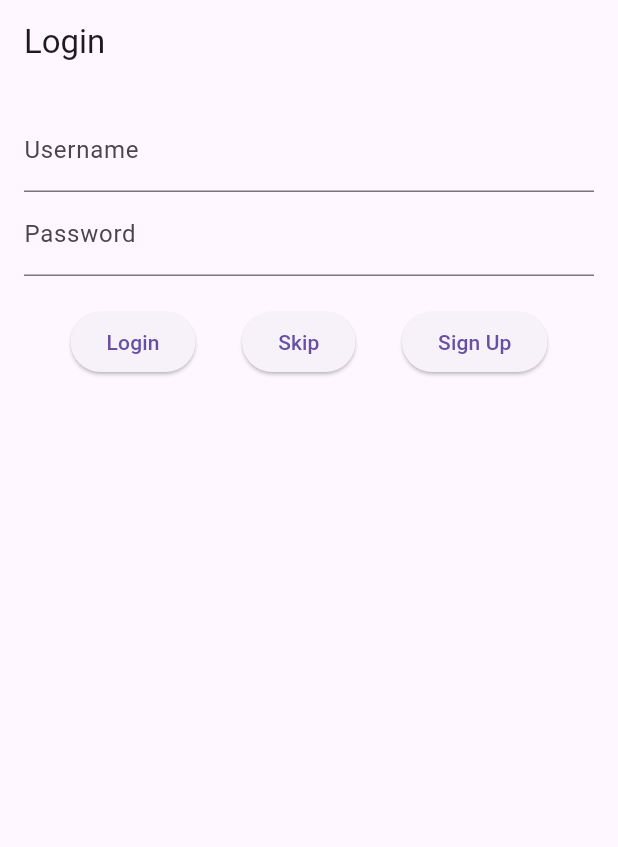
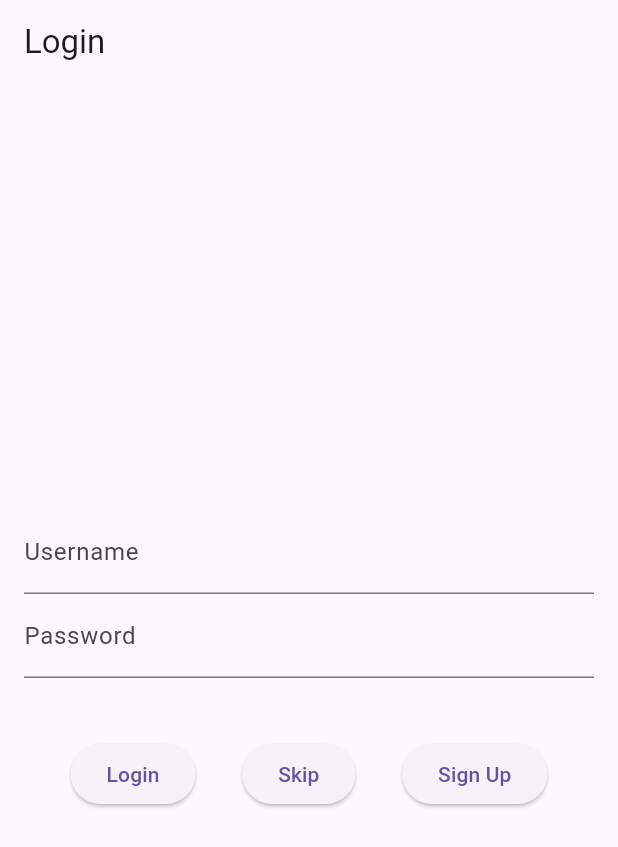
Before and after one commit to engnouran12/movie_app, a Flutter app: the screen it shows after launch, on a phone screen of 412 x 824 dp. Shown: the top 847 px of the screen. Run offline on Flutter 3.47's test engine with Material 3 defaults, Android fonts, the phone set to English and light mode, and no system bars; our stand-ins replace bloc, equatable, flutter_bloc, shared_preferences; network calls fail; statements that could not run were skipped.

Commit message:
vailidate login

```diff
--- a/lib/features/Auth_features/presentation/screens/login.dart
+++ b/lib/features/Auth_features/presentation/screens/login.dart
@@ -4,7 +4,6 @@ import 'package:movie_app/features/Auth_features/presentation/cubit/auth_cubit.d
 import 'package:movie_app/features/Auth_features/presentation/cubit/auth_state.dart';
 import 'package:movie_app/features/Auth_features/presentation/screens/signup.dart';
 import 'package:movie_app/features/home_feature/presention/screens/home.dart';
-import 'package:movie_app/features/now.dart';
 
 class LoginScreen extends StatefulWidget {
   const LoginScreen({super.key});
@@ -14,16 +13,19 @@ class LoginScreen extends StatefulWidget {
 }
 
 class _LoginScreenState extends State<LoginScreen> {
+  final GlobalKey<FormState> _formKey = GlobalKey<FormState>();
   final TextEditingController usernameController = TextEditingController();
   final TextEditingController passwordController = TextEditingController();
   bool isLoading = false;
   String? errorMessage;
 
   void _login() {
+    if (_formKey.currentState?.validate() ?? false) {
       final username = usernameController.text;
       final password = passwordController.text;
 
       context.read<AuthCubit>().login(username, password);
+    }
   }
 
   void _skipLogin() {
@@ -34,8 +36,25 @@ class _LoginScreenState extends State<LoginScreen> {
 
   void _navigateToSignUp() {
     Navigator.of(context).push(
-      MaterialPageRoute(builder: (context) => SignUpScreen()),
+      MaterialPageRoute(builder: (context) => const SignUpScreen()),
     );
+  }
+
+  String? _validateUsername(String? value) {
+    if (value == null || value.isEmpty) {
+      return 'Username is required';
+    }
+    return null;
+  }
+
+  String? _validatePassword(String? value) {
+    if (value == null || value.isEmpty) {
+      return 'Password is required';
+    }
+    if (value.length < 6) {
+      return 'Password must be at least 6 characters long';
+    }
+    return null;
   }
 
   @override
@@ -46,6 +65,17 @@ class _LoginScreenState extends State<LoginScreen> {
       ),
       body: BlocListener<AuthCubit, AuthState>(
         listener: (context, state) {
+          if (state is AuthLoading) {
+            setState(() {
+              isLoading = true;
+              errorMessage = null;
+            });
+          } else {
+            setState(() {
+              isLoading = false;
+            });
+          }
+
           if (state is AuthAuthenticated) {
             Navigator.of(context).pushReplacement(
               MaterialPageRoute(builder: (context) => const HomeScreen()),
@@ -59,22 +89,30 @@ class _LoginScreenState extends State<LoginScreen> {
         child: Center(
           child: Padding(
             padding: const EdgeInsets.all(16.0),
+            child: Form(
+              key: _formKey,
               child: Column(
+                mainAxisAlignment: MainAxisAlignment.center,
                 children: [
-                TextField(
+                  TextFormField(
                     controller: usernameController,
                     decoration: const InputDecoration(labelText: 'Username'),
+                    validator: _validateUsername,
                   ),
-                TextField(
+                  TextFormField(
                     controller: passwordController,
                     decoration: const InputDecoration(labelText: 'Password'),
                     obscureText: true,
+                    validator: _validatePassword,
                   ),
                   const SizedBox(height: 20),
                   if (isLoading) const CircularProgressIndicator(),
                   if (errorMessage != null)
-                  Text(errorMessage!,
-                      style: const TextStyle(color: Colors.red)),
+                    Text(
+                      errorMessage!,
+                      style: const TextStyle(color: Colors.red),
+                    ),
+                  const SizedBox(height: 20),
                   Row(
                     mainAxisAlignment: MainAxisAlignment.spaceEvenly,
                     children: [
@@ -97,6 +135,7 @@ class _LoginScreenState extends State<LoginScreen> {
             ),
           ),
         ),
+      ),
     );
   }
 }
```
Lines whose indentation alone changed are shown as unchanged.
